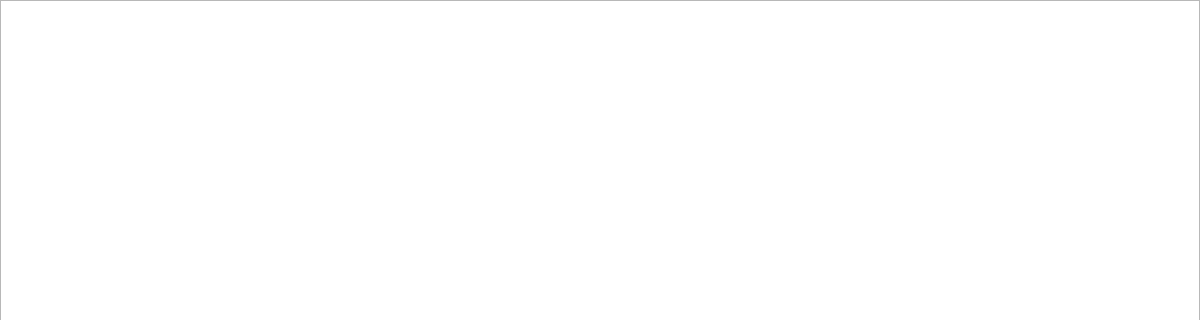
Above: Parcial-1/campo.ui from johan2001/Prueba before the change; both pictures show x 0 to 1200 and y 0 to 320 of the 1200 by 600 pixel window. Below: the same form after it.
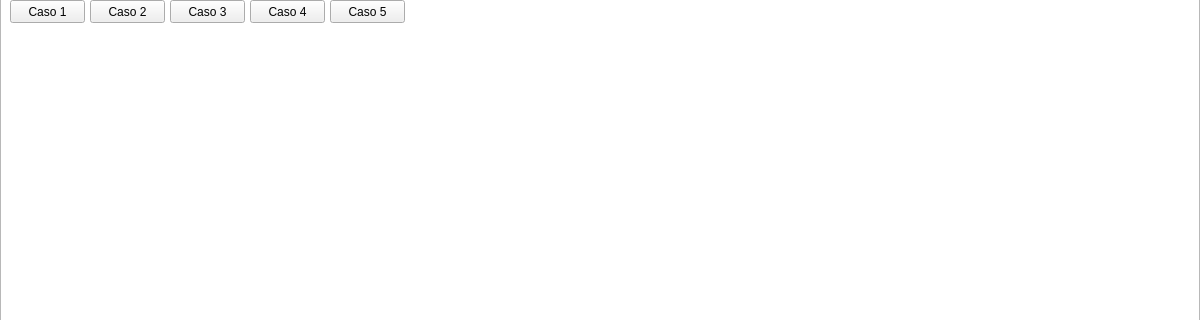
That is the form after the change.

The edit to the form file:
```diff
--- a/Parcial-1/campo.ui
+++ b/Parcial-1/campo.ui
@@ -18,12 +18,77 @@
     <property name="geometry">
      <rect>
       <x>0</x>
-      <y>0</y>
+      <y>-20</y>
       <width>1200</width>
       <height>600</height>
      </rect>
     </property>
    </widget>
+   <widget class="QPushButton" name="pushButton">
+    <property name="geometry">
+     <rect>
+      <x>90</x>
+      <y>0</y>
+      <width>75</width>
+      <height>23</height>
+     </rect>
+    </property>
+    <property name="text">
+     <string>Caso 2</string>
+    </property>
+   </widget>
+   <widget class="QPushButton" name="pushButton_2">
+    <property name="geometry">
+     <rect>
+      <x>10</x>
+      <y>0</y>
+      <width>75</width>
+      <height>23</height>
+     </rect>
+    </property>
+    <property name="text">
+     <string>Caso 1</string>
+    </property>
+   </widget>
+   <widget class="QPushButton" name="pushButton_3">
+    <property name="geometry">
+     <rect>
+      <x>170</x>
+      <y>0</y>
+      <width>75</width>
+      <height>23</height>
+     </rect>
+    </property>
+    <property name="text">
+     <string>Caso 3</string>
+    </property>
+   </widget>
+   <widget class="QPushButton" name="pushButton_4">
+    <property name="geometry">
+     <rect>
+      <x>250</x>
+      <y>0</y>
+      <width>75</width>
+      <height>23</height>
+     </rect>
+    </property>
+    <property name="text">
+     <string>Caso 4</string>
+    </property>
+   </widget>
+   <widget class="QPushButton" name="pushButton_5">
+    <property name="geometry">
+     <rect>
+      <x>330</x>
+      <y>0</y>
+      <width>75</width>
+      <height>23</height>
+     </rect>
+    </property>
+    <property name="text">
+     <string>Caso 5</string>
+    </property>
+   </widget>
   </widget>
   <widget class="QMenuBar" name="menubar">
    <property name="geometry">
```
